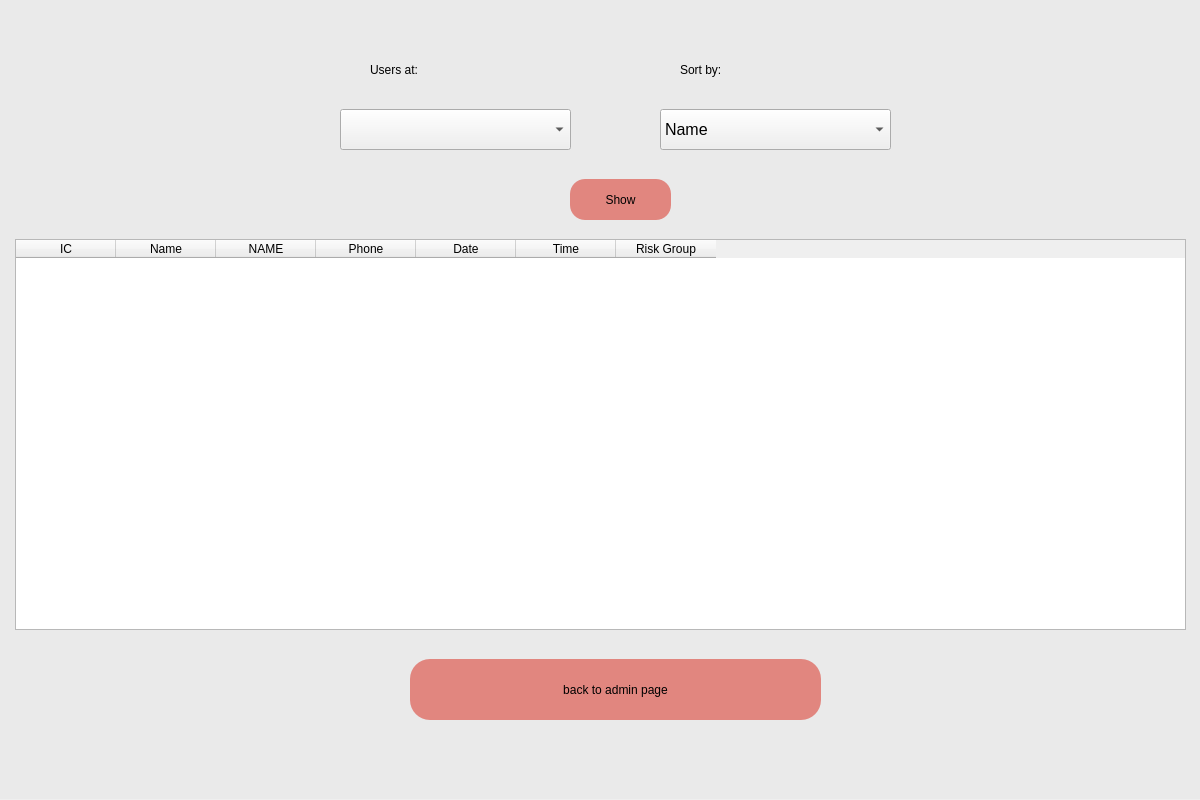
Old version of the form 4list_vaccination_centers.ui in the repository Ajwaddo/pyqt5.
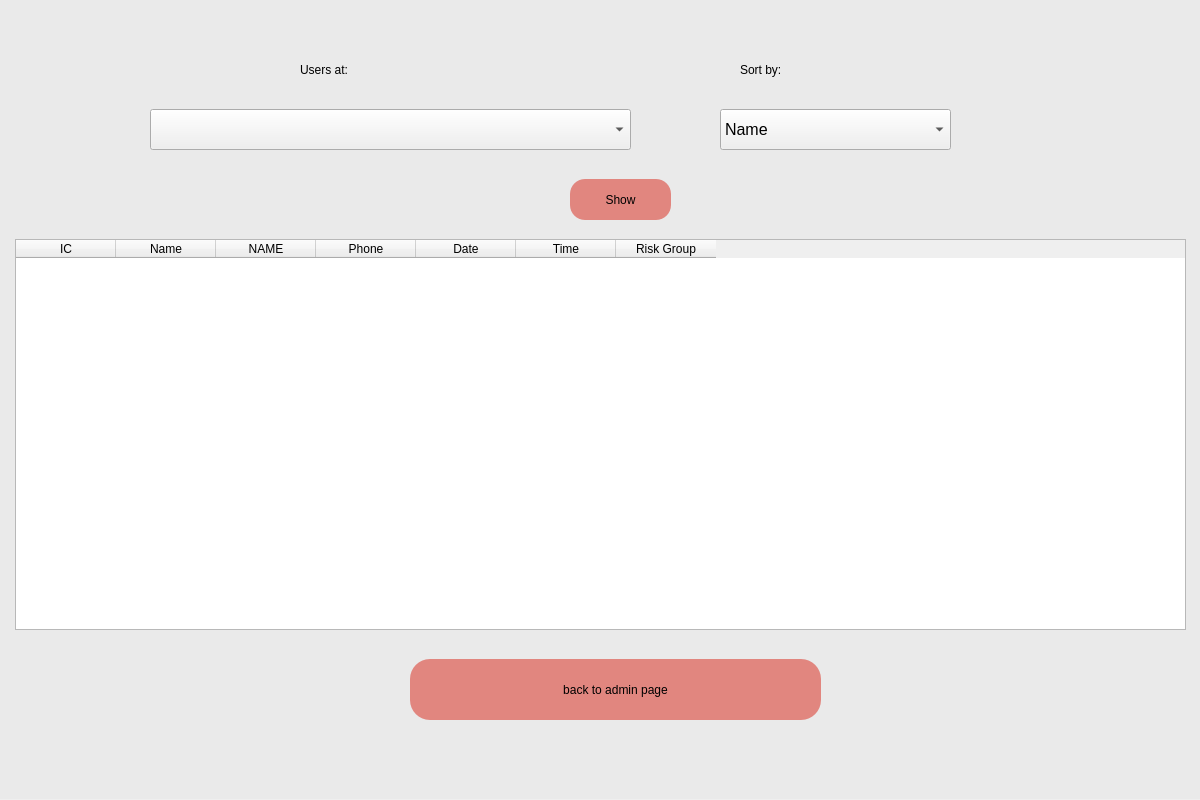
New version of the form.

Diff of the .ui file:
```diff
--- a/4list_vaccination_centers.ui
+++ b/4list_vaccination_centers.ui
@@ -29,7 +29,7 @@
    <widget class="QLabel" name="label">
     <property name="geometry">
      <rect>
-      <x>370</x>
+      <x>300</x>
       <y>30</y>
       <width>191</width>
       <height>81</height>
@@ -107,9 +107,9 @@
    <widget class="QComboBox" name="comboBox_vacc_center">
     <property name="geometry">
      <rect>
-      <x>340</x>
+      <x>150</x>
       <y>110</y>
-      <width>231</width>
+      <width>481</width>
       <height>41</height>
      </rect>
     </property>
@@ -120,7 +120,7 @@
    <widget class="QComboBox" name="comboBox_sortBy">
     <property name="geometry">
      <rect>
-      <x>660</x>
+      <x>720</x>
       <y>110</y>
       <width>231</width>
       <height>41</height>
@@ -175,7 +175,7 @@
    <widget class="QLabel" name="label_2">
     <property name="geometry">
      <rect>
-      <x>680</x>
+      <x>740</x>
       <y>30</y>
       <width>191</width>
       <height>81</height>
```
Left out of the diff: 7 changed lines with no effect on the pictures.
